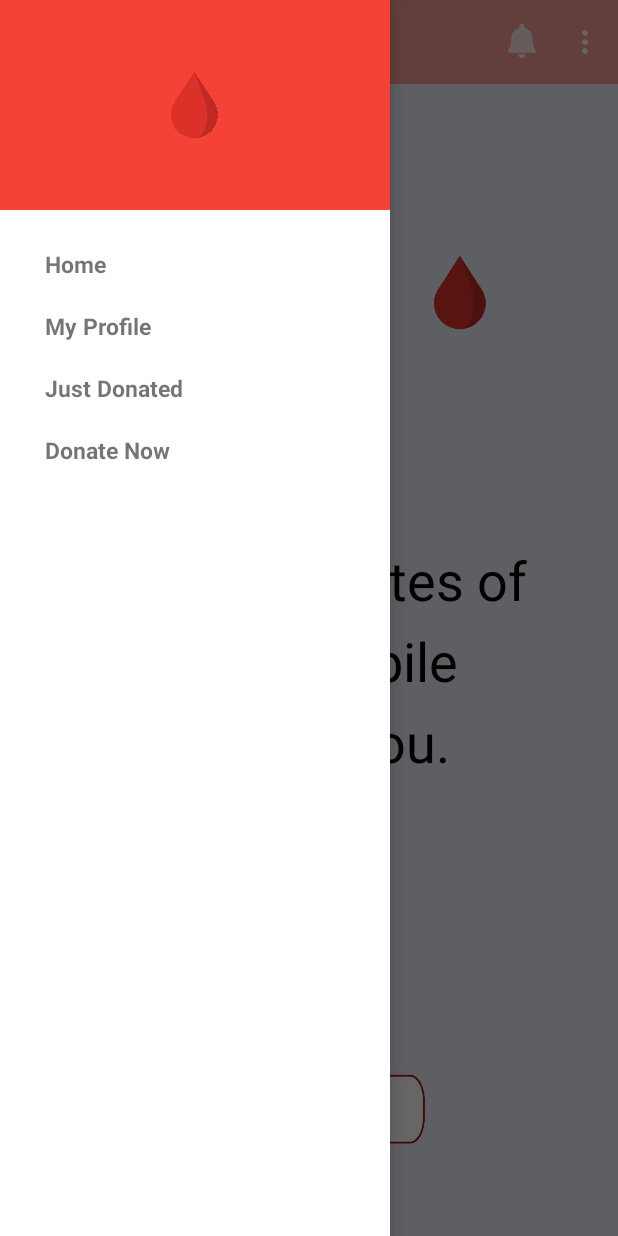
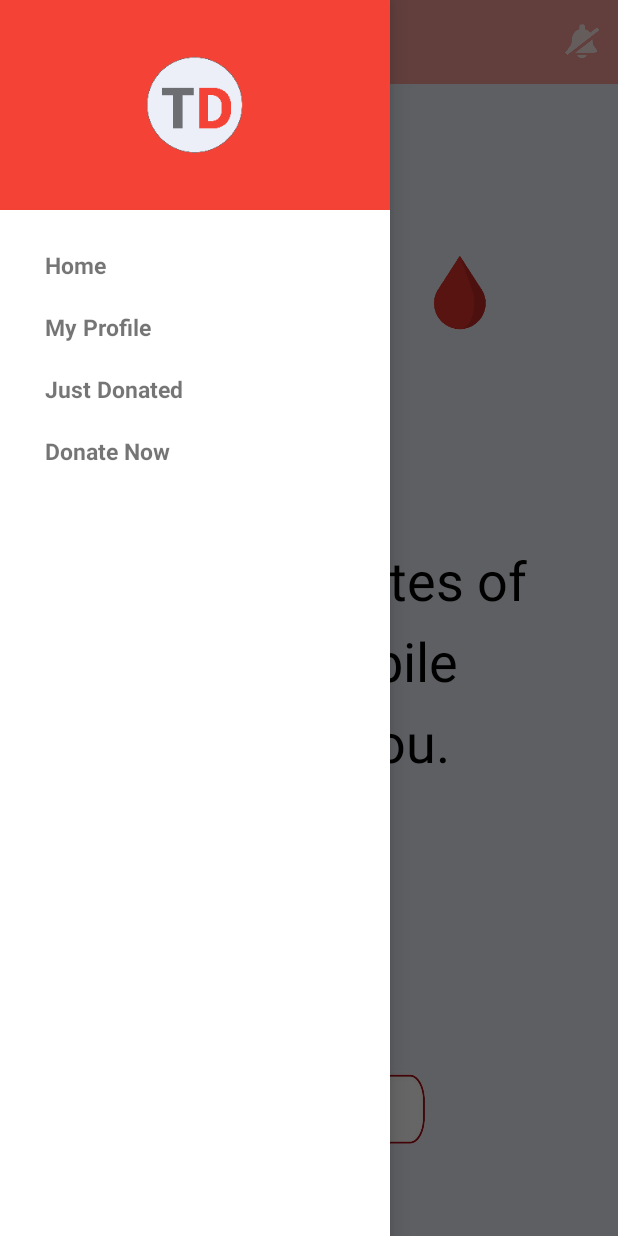
Before and after one commit to saltnw/TaramtiDam, an Android app: the screen it shows after launch (MainActivity), after a tap on "Open", on a phone screen of 412 x 824 dp. Run offline under Robolectric (Android 15) with nearby library versions, the phone set to English and light mode, and no system bars; our stand-ins replace Firebase (no records; nobody signed in at launch, a user with empty details on screens opened directly); libraries missing offline, so code that uses them is left out: com.facebook, com.facebook.login, com.firebase.ui; pictures from the network do not load; 2 other taps on this screen came first.

Commit message:
More memory and ui fixes, and adding Notification on/off flag

```diff
--- a/app/src/main/java/com/taramtidam/taramtidam/MainActivity.java
+++ b/app/src/main/java/com/taramtidam/taramtidam/MainActivity.java
@@ -80,6 +80,9 @@ public class  MainActivity extends AppCompatActivity implements FragmentDrawer.F
     /* Notification flag on/off */
     private boolean geofencesNoticiationOn;
 
+    /* Dont show "you must login to continue" toast */
+    private boolean dontShowMustLoginToast = true;
+
     /* UI vars */
     private Toolbar mToolbar; // main upper toolbar
     private FragmentDrawer drawerFragment;
@@ -113,40 +116,6 @@ public class  MainActivity extends AppCompatActivity implements FragmentDrawer.F
 
         displayView(0);         // display the first navigation drawer view on app launch
 
-        //read notification settings from file to geofenceNotification
-        try {
-            FileInputStream fis = getApplicationContext().openFileInput("geofencesNotification");
-            InputStreamReader isr = new InputStreamReader(fis);
-            BufferedReader bufferedReader = new BufferedReader(isr);
-            StringBuilder sb = new StringBuilder();
-            //Log.d("NotificationFlag", bufferedReader.readLine());
-            String line;
-            while ((line = bufferedReader.readLine()) != null) {
-                sb.append(line + "\n");
-            }
-            Log.d("NotificationFlag", "File content: "+sb.toString());
-
-            if (sb.toString().contains("OFF")){
-                geofencesNoticiationOn = false;
-                Log.d("NotificationFlag", "Notification settings read from file and now set to OFF");
-
-
-            }
-            else{
-                geofencesNoticiationOn = true;
-                Log.d("NotificationFlag", "Notification settings read from file and now set to ON");
-
-            }
-
-        }
-        catch (FileNotFoundException e){
-            geofencesNoticiationOn = true;
-            Log.d("NotificationFlag", "Notification settings read from file and now set to ON");
-        }
-        catch (Exception e) {
-            Log.d("NotificationFlag", "Error reading from file"+e.toString());
-
-        }
 
 
         /* ---> Firebase-AUTH STUFF GOES HERE < --- */
@@ -327,13 +296,66 @@ public class  MainActivity extends AppCompatActivity implements FragmentDrawer.F
     public void onConnectionFailed(@NonNull ConnectionResult connectionResult) {
         Log.e("FENCE", "API Client Connection Failed!");
     }
+    @Override
+    public boolean onPrepareOptionsMenu (Menu menu){
 
+        //change notification image according to flag
+
+
+        //read notification settings from file to geofenceNotification
+        try {
+            FileInputStream fis = getApplicationContext().openFileInput("geofencesNotification");
+            InputStreamReader isr = new InputStreamReader(fis);
+            BufferedReader bufferedReader = new BufferedReader(isr);
+            StringBuilder sb = new StringBuilder();
+            //Log.d("NotificationFlag", bufferedReader.readLine());
+            String line;
+            while ((line = bufferedReader.readLine()) != null) {
+                sb.append(line + "\n");
+            }
+            Log.d("NotificationFlag", "File content: "+sb.toString());
+
+            if (sb.toString().contains("OFF")){
+                geofencesNoticiationOn = false;
+                Log.d("NotificationFlag", "Notification settings read from file and now set to OFF");
+                MenuItem notificationIcon = menu.getItem(0);
+                Drawable myIcon = getResources().getDrawable( R.drawable.ic_action_notificationoff);
+                notificationIcon.setIcon(myIcon);
+
+            }
+            else{
+                geofencesNoticiationOn = true;
+                Log.d("NotificationFlag", "Notification settings read from file and now set to ON");
+                MenuItem notificationIcon = menu.getItem(0);
+                Drawable myIcon = getResources().getDrawable( R.drawable.ic_action_notificationon);
+                notificationIcon.setIcon(myIcon);
+
+            }
+
+        }
+        catch (FileNotFoundException e){
+            geofencesNoticiationOn = true;
+            Log.d("NotificationFlag", "Notification settings read from file and now set to ON");
+            MenuItem notificationIcon = menu.getItem(0);
+            Drawable myIcon = getResources().getDrawable( R.drawable.ic_action_notificationon);
+            notificationIcon.setIcon(myIcon);
+        }
+        catch (Exception e) {
+            Log.d("NotificationFlag", "Error reading from file"+e.toString());
+
+        }
+
+
+        return true;
+    }
 
     /* UI function */
     @Override
     public boolean onCreateOptionsMenu(Menu menu) {
         // Inflate the menu; this adds items to the action bar if it is present.
         getMenuInflater().inflate(R.menu.menu_main, menu);
+
+
 
         return true;
 
@@ -349,9 +371,9 @@ public class  MainActivity extends AppCompatActivity implements FragmentDrawer.F
         int id = item.getItemId();
 
         //noinspection SimplifiableIfStatement
-        if (id == R.id.action_settings) {
-            return true;
-        }
+        //if (id == R.id.action_settings) {
+          //  return true;
+        //}
 
         if(id == R.id.action_search){
             //noticiationon or off button was pressed
@@ -443,8 +465,13 @@ public class  MainActivity extends AppCompatActivity implements FragmentDrawer.F
         if (currentLoggedUser == null){
             fragment = new HomeFragment();
             title = getString(R.string.title_home);
-            //Toast.makeText(MainActivity.this, R.string.auth_must_login_first, Toast.LENGTH_SHORT).show();  // display message
 
+            if (dontShowMustLoginToast){
+                dontShowMustLoginToast=false;
+            }
+            else{
+                Toast.makeText(MainActivity.this, R.string.auth_must_login_first, Toast.LENGTH_SHORT).show();  // display messages
+            }
 
         }
         else {
@@ -516,6 +543,13 @@ public class  MainActivity extends AppCompatActivity implements FragmentDrawer.F
         DatabaseReference usersDatabase = database.getReference("users");
         try{
             ((ProgressBar)findViewById(R.id.loadprofileProgressBar)).setVisibility(View.VISIBLE); //display the progress bar
+
+            //remove the buttons while loading data (added with nitzan & asaf 6.6.2017)
+            ((Button) findViewById(R.id.loginButton)).setVisibility(View.INVISIBLE);
+            ((Button) findViewById(R.id.loginButton)).setEnabled(false);
+            ((Button) findViewById(R.id.logoutButton)).setVisibility(View.INVISIBLE);
+            ((Button) findViewById(R.id.logoutButton)).setEnabled(false);
+
 
         }catch (NullPointerException e){
             //could not load the progress bar. probably was logged in not through home fragment
--- a/app/src/main/java/com/taramtidam/taramtidam/activity/FragmentDrawer.java
+++ b/app/src/main/java/com/taramtidam/taramtidam/activity/FragmentDrawer.java
@@ -118,7 +118,7 @@ public class FragmentDrawer extends Fragment {
 
         //load the image im the drawer
         ImageView tipat_dam_image_view2 = (ImageView)getView().findViewById(R.id.drawerImageView);
-        Glide.with(getContext()).load(R.drawable.blooddrop).into(tipat_dam_image_view2);
+        Glide.with(getContext()).load(R.drawable.tddrawerlogo).into(tipat_dam_image_view2);
 
         mDrawerLayout.setDrawerListener(mDrawerToggle);
         mDrawerLayout.post(new Runnable() {
--- a/app/src/main/res/layout/fragment_navigation_drawer.xml
+++ b/app/src/main/res/layout/fragment_navigation_drawer.xml
@@ -22,6 +22,8 @@
             android:scaleType="fitCenter"
             />
 
+
+
     </RelativeLayout>
 
 
@@ -29,8 +31,10 @@
         android:id="@+id/drawerList"
         android:layout_width="match_parent"
         android:layout_height="wrap_content"
-        android:layout_below="@id/nav_header_container"
-        android:layout_marginTop="15dp" />
+        android:layout_marginTop="16dp"
+        android:layout_below="@+id/nav_header_container"
+        android:layout_alignParentLeft="true"
+        android:layout_alignParentStart="true" />
 
 
 </RelativeLayout>
--- a/app/src/main/res/menu/menu_main.xml
+++ b/app/src/main/res/menu/menu_main.xml
@@ -10,9 +10,9 @@
         android:icon="@drawable/ic_action_notificationon"
         app:showAsAction="ifRoom" />
 
-    <item
-        android:id="@+id/action_settings"
-        android:title="@string/action_settings"
-        android:orderInCategory="100"
-        app:showAsAction="never" />
+    <!--<item-->
+        <!--android:id="@+id/action_settings"-->
+        <!--android:title="@string/action_settings"-->
+        <!--android:orderInCategory="100"-->
+        <!--app:showAsAction="never" />-->
 </menu>
--- a/app/src/main/res/values/strings.xml
+++ b/app/src/main/res/values/strings.xml
@@ -57,6 +57,6 @@
     <!-- TODO: Remove or change this placeholder text -->
     <string name="hello_blank_fragment">Hello blank fragment</string>
     <string name="ilegallDonation">Unfortunately you are not legal to donate again right now</string>
-    <string name="auth_must_login_first">Please login to view this section</string>
+    <string name="auth_must_login_first">Please login</string>
 
 </resources>
```
Also changed, not shown: app/src/main/res/drawable/tddrawerlogo.png (added).
